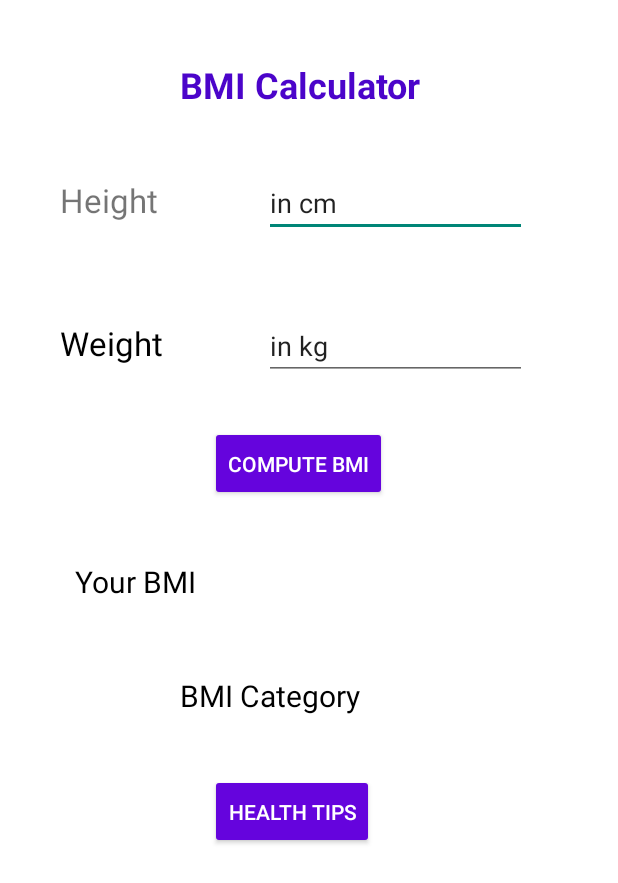
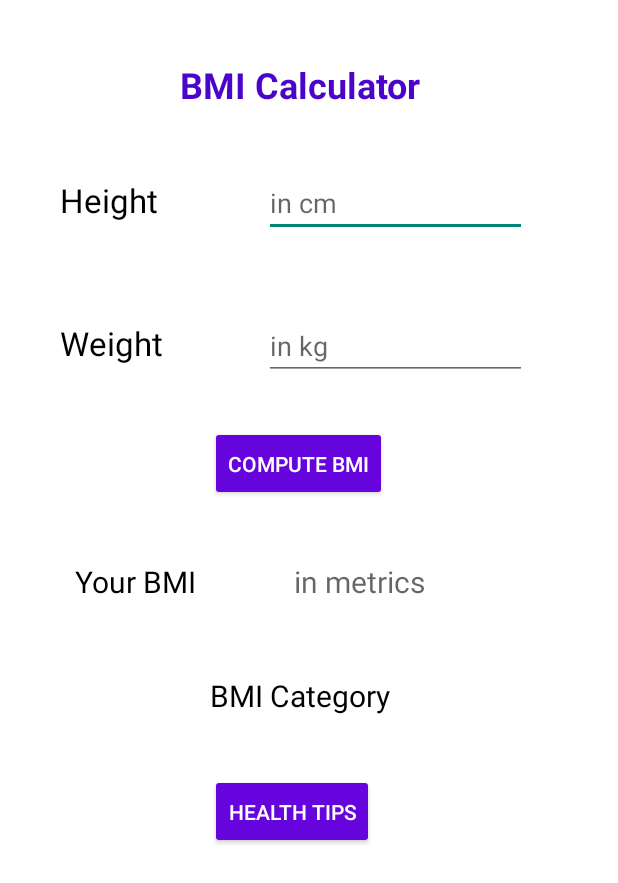
Before and after one commit to neha-hegde/fitness-app, an Android app: the FoodActivitty screen opened directly, with no data from a screen before it, on a phone screen of 412 x 824 dp. Shown: the top 883 px of the screen. Run offline under Robolectric (Android 15) with nearby library versions, the phone set to English and light mode, and no system bars.

Commit message:
Rectify placeholder text

```diff
--- a/app/src/main/res/layout/activity_food_activitty.xml
+++ b/app/src/main/res/layout/activity_food_activitty.xml
@@ -46,6 +46,7 @@
                     android:layout_marginTop="30dp"
                     android:text="Height"
                     android:textSize="22sp"
+                    android:textColor="@color/black"
                     android:layout_marginLeft="200dp"
                     app:layout_constraintBottom_toTopOf="@id/weight"
                     app:layout_constraintEnd_toStartOf="@id/heightInput"
@@ -56,7 +57,8 @@
                 android:layout_width="175dp"
                 android:layout_height="wrap_content"
                 android:ems="10"
-                android:text="in cm"
+                android:text=""
+                android:hint="in cm"
                 android:layout_marginStart="30dp"
                 android:layout_marginTop="30dp"
                 app:layout_constraintBottom_toTopOf="@id/weightInput"
@@ -93,7 +95,8 @@
                 android:layout_width="175dp"
                 android:layout_height="wrap_content"
                 android:ems="10"
-                android:text="in kg"
+                android:text=""
+                android:hint="in kg"
                 android:layout_marginStart="30dp"
                 android:layout_marginTop="30dp"
                 app:layout_constraintBottom_toTopOf="@id/bmiBtn"
@@ -142,6 +145,7 @@
                 android:layout_marginTop="30dp"
                 android:layout_marginBottom="30dp"
                 android:text=""
+                android:hint="in metrics"
                 android:textColor="@color/black"
                 android:textSize="20sp"
                 app:layout_constraintEnd_toEndOf="parent"
@@ -157,11 +161,12 @@
                 android:id="@+id/result"
                 android:layout_width="wrap_content"
                 android:layout_height="36dp"
-                android:layout_marginStart="120dp"
+                android:layout_marginStart="140dp"
                 android:layout_marginBottom="30dp"
                 android:text="BMI Category"
                 android:textColor="@color/black"
                 android:textSize="20sp"
+                android:textAlignment="center"
                 app:layout_constraintEnd_toStartOf="parent"
                 app:layout_constraintStart_toStartOf="parent"
                 app:layout_constraintTop_toBottomOf="@id/bmi"
```
